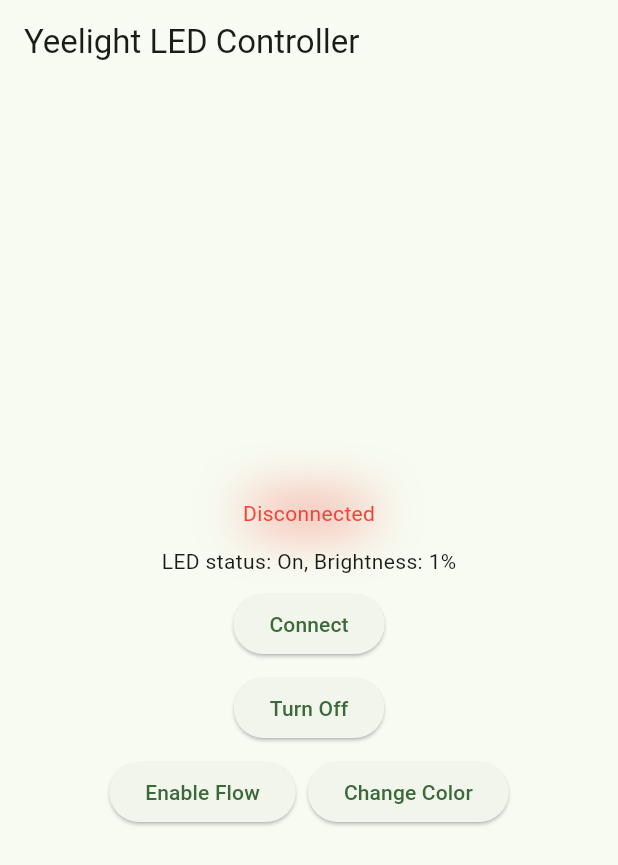
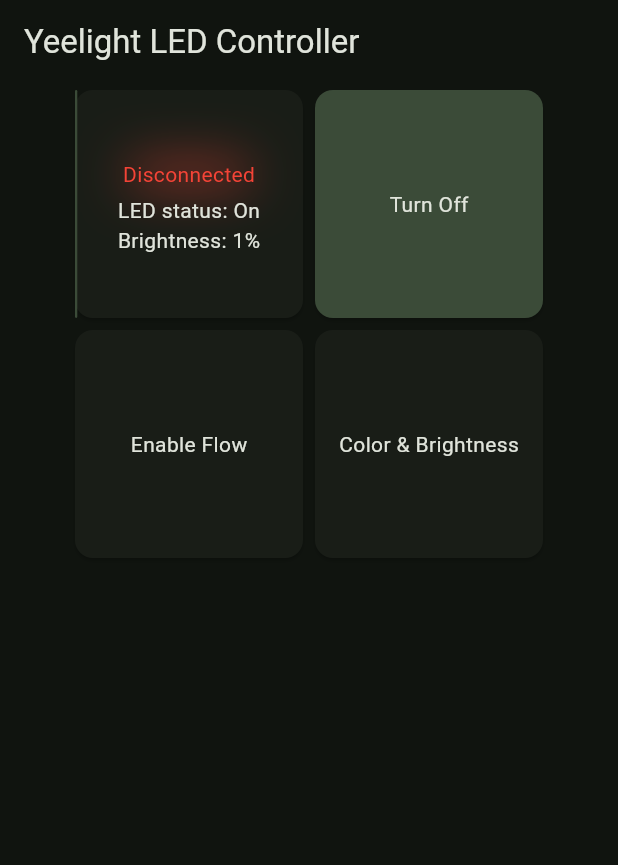
Before and after one commit to zeykafx/yeelight_controller-app, a Flutter app: the screen it shows after launch, after a tap on "Turn On", on a phone screen of 412 x 824 dp. Shown: the top 865 px of the screen. Run offline on Flutter 3.47's test engine with Material 2 defaults, Android fonts, the light colour scheme and no system bars; drawn by our look-alikes of dynamic_color; our stand-ins replace flutter_colorpicker, styled_widget; missing offline and left inert: yeedart.

Commit message:
Big UI changes

```diff
--- a/lib/Api/yeelight_api.dart
+++ b/lib/Api/yeelight_api.dart
@@ -55,6 +55,9 @@
             response.result![0] != "ok") {
           deviceBrightness = int.parse(response.result![0]);
           devicePower = response.result![1] == 'on';
+          if (!devicePower) {
+            deviceBrightness = 0;
+          }
           isDeviceFlowing = int.parse(response.result![2]) == 1 ? true : false;
         }
         onStateChanged();
--- a/lib/Components/home.dart
+++ b/lib/Components/home.dart
@@ -37,42 +37,100 @@
         title: const Text("Yeelight LED Controller"),
       ),
       body: Center(
-          child: <Widget>[
-        // Connection status
-        Text(yeelightApi.device != null ? "Connected" : "Disconnected")
-            .textColor(yeelightApi.device != null ? Colors.green : Colors.red)
+        child: Container(
+          margin: const EdgeInsets.symmetric(horizontal: 4),
+          constraints: const BoxConstraints(maxWidth: 320),
+          child: GridView.count(
+            crossAxisCount: 2,
+            children: [
+              Card(
+                child: CustomPaint(
+                  painter: _BrightnessIndicatorPainter(
+                      brightness: yeelightApi.deviceBrightness.toDouble(),
+                      context: context),
+                  child: InkWell(
+                    borderRadius: BorderRadius.circular(8),
+                    onTap: () {
+                      showDialog(
+                          context: context,
+                          builder: (BuildContext context) => AlertDialog(
+                                title: Text(yeelightApi.device != null
+                                    ? "Disconnection"
+                                    : "Connection"),
+                                content: SingleChildScrollView(
+                                  child: Text(yeelightApi.device != null
+                                      ? "Do you want to disconnect from the currently connected LEDs?"
+                                      : "Do you want to attempt to connect to LEDs?"),
+                                ),
+                                actions: [
+                                  TextButton(
+                                      onPressed: () => Navigator.pop(context),
+                                      child: const Text(
+                                        "Cancel",
+                                      )),
+                                  TextButton(
+                                    onPressed: () async {
+                                      yeelightApi.device != null
+                                          ? yeelightApi.disconnect()
+                                          : yeelightApi.getLights();
+                                      Navigator.pop(context);
+                                    },
+                                    child: const Text("OK"),
+                                  ),
+                                ],
+                              ));
+                    },
+                    child: Center(
+                      child: Column(
+                        crossAxisAlignment: CrossAxisAlignment.center,
+                        mainAxisAlignment: MainAxisAlignment.center,
+                        children: [
+                          Text(yeelightApi.device != null
+                                  ? "Connected"
+                                  : "Disconnected")
+                              .textColor(yeelightApi.device != null
+                                  ? Colors.green
+                                  : Colors.red)
                               .padding(all: 4)
                               .boxShadow(
-                color: yeelightApi.device != null ? Colors.green : Colors.red,
+                                  color: yeelightApi.device != null
+                                      ? Colors.green
+                                      : Colors.red,
                                   blurRadius: 30,
                                   spreadRadius: -9),
                           // Status and Brightness
                           Text(
-            "LED status: ${yeelightApi.devicePower ? "On" : "Off"}, Brightness: ${yeelightApi.deviceBrightness}%"),
+                              "LED status: ${yeelightApi.devicePower ? "On" : "Off"}"),
+                          Text("Brightness: ${yeelightApi.deviceBrightness}%"),
+                        ],
+                      ),
+                    ),
+                  ),
+                ),
+              ),
 
               // Buttons ---
-        ElevatedButton(
-          onPressed: () {
-            yeelightApi.device != null
-                ? yeelightApi.disconnect()
-                : yeelightApi.getLights();
+
+              // turn on/off button
+              Card(
+                color: yeelightApi.devicePower
+                    ? Theme.of(context).colorScheme.secondaryContainer
+                    : null,
+                child: InkWell(
+                  borderRadius: BorderRadius.circular(8),
+                  onTap: () {
+                    yeelightApi.toggleLights();
                   },
-          child: Text(yeelightApi.device != null ? "Disconnect" : "Connect"),
+                  child: Center(
+                      child: Text(
+                          yeelightApi.devicePower ? "Turn Off" : "Turn On")),
+                ),
               ),
 
-        // turn on/off button
-        ElevatedButton(
-          onPressed: () {
-            yeelightApi.toggleLights();
-          },
-          child: Text(yeelightApi.devicePower ? "Turn Off" : "Turn On"),
-        ),
-
-        Row(
-          mainAxisAlignment: MainAxisAlignment.center,
-          children: [
-            ElevatedButton(
-              onPressed: () async {
+              Card(
+                child: InkWell(
+                  borderRadius: BorderRadius.circular(8),
+                  onTap: () async {
                     if (yeelightApi.isDeviceFlowing) {
                       await yeelightApi.device!.setRGB(
                         color: const Color(0xffff0000).toHex(),
@@ -83,23 +141,51 @@
                       yeelightApi.startFlow();
                     }
                   },
-              child: Text(
-                  yeelightApi.isDeviceFlowing ? "Disable Flow" : "Enable Flow"),
+                  child: Center(
+                    child: Text(yeelightApi.isDeviceFlowing
+                        ? "Disable Flow"
+                        : "Enable Flow"),
                   ),
-            const Padding(
-                padding: EdgeInsetsDirectional.symmetric(horizontal: 4)),
-            ElevatedButton(
-              onPressed: () => showDialog(
+                ),
+              ),
+
+              Card(
+                child: InkWell(
+                  borderRadius: BorderRadius.circular(8),
+                  onTap: () => showDialog(
                       context: context,
-                  builder: (BuildContext context) =>
-                      ColorDialog(yeelightApi: yeelightApi)),
-              child: const Text("Change Color"),
+                      builder: (BuildContext context) => ColorDialog(
+                          yeelightApi: yeelightApi,
+                          onStateChanged: () => setState(() {}))),
+                  child: const Center(child: Text("Color & Brightness")),
                 ),
+              )
             ],
           ),
-      ].toColumn(
-              mainAxisAlignment: MainAxisAlignment.center,
-              separator: Styled.widget().padding(vertical: 4))),
+        ),
+      ),
     );
   }
 }
+
+class _BrightnessIndicatorPainter extends CustomPainter {
+  final double brightness;
+  final BuildContext context;
+  _BrightnessIndicatorPainter(
+      {required this.brightness, required this.context});
+
+  @override
+  void paint(Canvas canvas, Size size) {
+    final paint = Paint()
+      ..color = Theme.of(context).colorScheme.secondaryContainer
+      ..style = PaintingStyle.fill;
+    final width = size.width * brightness / 100;
+    canvas.drawRRect(
+        RRect.fromLTRBR(0, 0, width, size.height, const Radius.circular(8)),
+        paint);
+  }
+
+  @override
+  bool shouldRepaint(_BrightnessIndicatorPainter oldDelegate) =>
+      brightness != oldDelegate.brightness;
+}
--- a/lib/main.dart
+++ b/lib/main.dart
@@ -27,7 +27,7 @@
           colorSchemeSeed: darkColorScheme == null ? Colors.green : null,
           brightness: Brightness.dark,
         ),
-        themeMode: ThemeMode.system,
+        themeMode: ThemeMode.dark,
         home: const SafeArea(top: true, child: Home()),
       );
     });
```
Also changed, not shown: lib/Components/color_dialog.dart (+10 -1 lines). Lines whose indentation alone changed are shown as unchanged.
